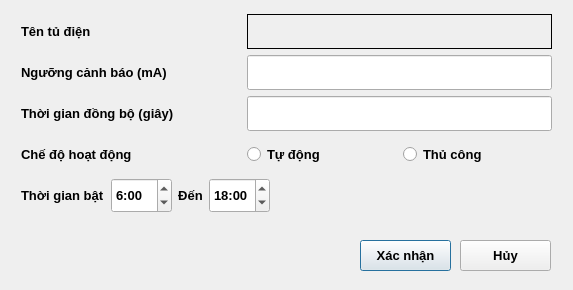
The window that case_setting.ui (LeKhacVuong/QT_osm_map_electrical_cabin) describes before a commit, drawn with Qt 5.
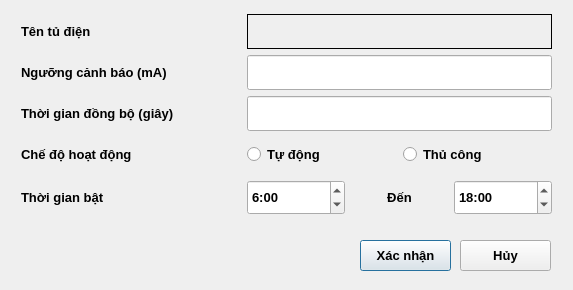
The same window after the commit. The open tabs and pages were chosen to show the change.

Diff of the .ui file:
```diff
--- a/case_setting.ui
+++ b/case_setting.ui
@@ -76,7 +76,7 @@
    </property>
    <layout class="QVBoxLayout" name="verticalLayout_4"/>
   </widget>
-  <widget class="QWidget" name="">
+  <widget class="QWidget" name="layoutWidget">
    <property name="geometry">
     <rect>
      <x>21</x>
@@ -409,7 +409,15 @@
        </widget>
       </widget>
       <widget class="QWidget" name="page_2_auto">
-       <widget class="QWidget" name="">
+       <widget class="QWidget" name="layoutWidget">
+        <property name="geometry">
+         <rect>
+          <x>0</x>
+          <y>0</y>
+          <width>531</width>
+          <height>39</height>
+         </rect>
+        </property>
         <layout class="QHBoxLayout" name="horizontalLayout_4">
          <item>
           <widget class="QLabel" name="label_3">
@@ -421,7 +429,7 @@
            </property>
            <property name="maximumSize">
             <size>
-             <width>170</width>
+             <width>220</width>
              <height>16777215</height>
             </size>
            </property>
@@ -459,7 +467,7 @@
                <second>0</second>
                <year>1999</year>
                <month>12</month>
-               <day>26</day>
+               <day>25</day>
               </datetime>
              </property>
              <property name="maximumTime">
```
Left out of the diff: 2 changed lines with no effect on the pictures.
